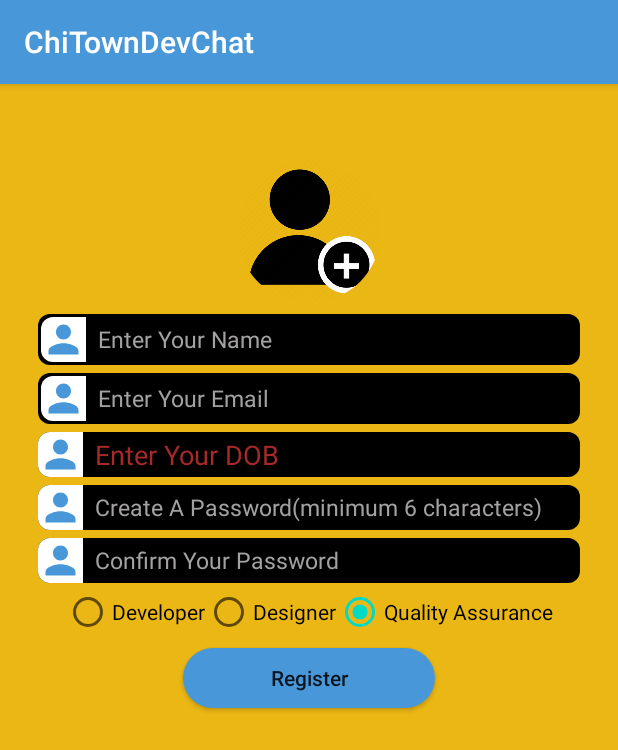
After one commit to wchandler2020/ChiTownDevChat, an Android app: the RegisterPage screen opened directly, with no data from a screen before it, on a phone screen of 412 x 824 dp. The commit adds this screen. Shown: the top 750 px of the screen. Run offline under Robolectric (Android 15) with nearby library versions, the phone set to English and light mode, and no system bars; our stand-ins replace CircleImageView.

Commit message:
created method to upload prfoile image

```diff
--- a/app/build.gradle
+++ b/app/build.gradle
@@ -31,4 +31,5 @@ dependencies {
     testImplementation 'junit:junit:4.12'
     androidTestImplementation 'androidx.test.ext:junit:1.1.1'
     androidTestImplementation 'androidx.test.espresso:espresso-core:3.2.0'
+    implementation 'de.hdodenhof:circleimageview:3.0.0'
 }
--- a/app/src/main/AndroidManifest.xml
+++ b/app/src/main/AndroidManifest.xml
@@ -9,7 +9,8 @@
         android:roundIcon="@mipmap/ic_launcher_round"
         android:supportsRtl="true"
         android:theme="@style/AppTheme">
-        <activity android:name=".Activities.LoginPage"></activity>
+        <activity android:name=".Activities.RegisterPage"></activity>
+        <activity android:name=".Activities.LoginPage" />
         <activity android:name=".MainActivity">
             <intent-filter>
                 <action android:name="android.intent.action.MAIN" />
--- a/app/src/main/java/com/example/chitowndevchat/Activities/LoginPage.java
+++ b/app/src/main/java/com/example/chitowndevchat/Activities/LoginPage.java
@@ -2,9 +2,17 @@ package com.example.chitowndevchat.Activities;
 
 import androidx.appcompat.app.AppCompatActivity;
 
+import android.content.Intent;
 import android.graphics.drawable.AnimationDrawable;
 import android.os.Bundle;
+import android.view.View;
+import android.view.animation.Animation;
+import android.view.animation.AnimationUtils;
+import android.widget.Button;
+import android.widget.EditText;
+import android.widget.ImageView;
 import android.widget.RelativeLayout;
+import android.widget.TextView;
 import android.widget.Toast;
 
 import com.example.chitowndevchat.R;
@@ -12,10 +20,18 @@ import com.example.chitowndevchat.R;
 public class LoginPage extends AppCompatActivity {
 
     //Vars for XML
-    RelativeLayout objectRelativeLayout;
+    private RelativeLayout objectRelativeLayout;
+    private ImageView loginPageLogoIV;
+
+    private EditText loginPageEmailET, loginPagePasswordET;
+    private TextView loginPageTagLineTV;
+
+    private Button loginPageLoginBtn, loginPageGoToRegisterBtn;
 
     // Class Vars
     private AnimationDrawable objectAnimationDrawable;
+    private Animation objectAnimation;
+
 
 
     @Override
@@ -37,6 +53,45 @@ public class LoginPage extends AppCompatActivity {
             objectAnimationDrawable.setExitFadeDuration(4500);
 
             objectAnimationDrawable.start();
+            loginPageLogoIV=findViewById(R.id.loginPage_loginIV);
+
+            loginPageEmailET=findViewById(R.id.loginPage_emailET);
+            loginPagePasswordET=findViewById(R.id.loginPage_passwordET);
+
+            loginPageTagLineTV=findViewById(R.id.loginPage_dontHaveAccountTagLine);
+            loginPageLoginBtn=findViewById(R.id.loginPage_loginBtn);
+
+            loginPageGoToRegisterBtn=findViewById(R.id.loginPage_moveToRegisterPageBtn);
+            objectAnimation= AnimationUtils.loadAnimation(this,R.anim.anim_login_entry);
+
+            loginPageLogoIV.startAnimation(objectAnimation);
+            loginPageEmailET.startAnimation(objectAnimation);
+
+            loginPagePasswordET.startAnimation(objectAnimation);
+            loginPageLoginBtn.startAnimation(objectAnimation);
+
+            loginPageGoToRegisterBtn.startAnimation(objectAnimation);
+            loginPageLoginBtn.startAnimation(objectAnimation);
+
+            loginPageGoToRegisterBtn.setOnClickListener(new View.OnClickListener() {
+                @Override
+                public void onClick(View view) {
+                    moveToRegisterPage();
+                }
+            });
+
+        }
+        catch (Exception e)
+        {
+            Toast.makeText(this, "LoginPage: " + e.getMessage(), Toast.LENGTH_SHORT).show();
+        }
+    }
+
+    private void moveToRegisterPage()
+    {
+        try
+        {
+            startActivity(new Intent(this, RegisterPage.class));
         }
         catch (Exception e)
         {
--- /dev/null
+++ b/app/src/main/java/com/example/chitowndevchat/Activities/RegisterPage.java
@@ -0,0 +1,111 @@
+package com.example.chitowndevchat.Activities;
+
+import androidx.annotation.Nullable;
+import androidx.appcompat.app.AppCompatActivity;
+
+import android.content.Intent;
+import android.net.Uri;
+import android.os.Bundle;
+import android.provider.MediaStore;
+import android.view.View;
+import android.widget.Button;
+import android.widget.EditText;
+import android.widget.RadioGroup;
+import android.widget.TextView;
+import android.widget.Toast;
+
+import com.example.chitowndevchat.R;
+
+import de.hdodenhof.circleimageview.CircleImageView;
+
+public class RegisterPage extends AppCompatActivity {
+    //for XML objects
+
+    private CircleImageView profileIV;
+    private EditText userNameET, userEmailET, userPasswordET, userConfirmPasswordET;
+
+    private Button registerBTN;
+    private RadioGroup objectRadioGroup;
+
+    private TextView dateTV;
+
+    //class vars
+    private Uri profileImageURL;
+    private static int REQUEST_CODE=1;
+
+    @Override
+    protected void onCreate(Bundle savedInstanceState) {
+        super.onCreate(savedInstanceState);
+        setContentView(R.layout.activity_register_page);
+        attachJavaToXMLObjects();
+    }
+
+    private void attachJavaToXMLObjects() {
+        try
+        {
+            profileIV=findViewById(R.id.RegisterPage_userProfileIV);
+            userNameET=findViewById(R.id.RegisterPage_userNameET);
+            userEmailET=findViewById(R.id.RegisterPage_userEmailET);
+
+            userPasswordET=findViewById(R.id.RegisterPage_userPassword);
+            userConfirmPasswordET=findViewById(R.id.RegisterPage_userConfirmPassword);
+            dateTV = findViewById(R.id.RegisterPage_userDOBTV);
+
+            registerBTN=findViewById(R.id.RegisterPage_RegisterBtn);
+            objectRadioGroup=findViewById(R.id.RegisterPage_RadioGroup);
+
+            profileIV.setOnClickListener(new View.OnClickListener() {
+                @Override
+                public void onClick(View view) {
+                    chooseImageFromMobileGallery();
+                }
+            });
+        }
+        catch (Exception e)
+        {
+            Toast.makeText(this, "RegisterPage: " + e.getMessage(), Toast.LENGTH_SHORT).show();
+        }
+    }
+
+    private void chooseImageFromMobileGallery()
+    {
+        try
+        {
+            openMobileGallery();
+        }
+        catch (Exception e)
+        {
+            Toast.makeText(this, "RegisterPage: " + e.getMessage(), Toast.LENGTH_SHORT).show();
+        }
+    }
+
+    private void openMobileGallery()
+    {
+        try
+        {
+            Intent galleryIntent = new Intent(Intent.ACTION_GET_CONTENT);
+            galleryIntent.setDataAndType(MediaStore.Images.Media.EXTERNAL_CONTENT_URI, "image/*");
+
+            startActivityForResult(galleryIntent, REQUEST_CODE);
+        }
+        catch (Exception e)
+        {
+            Toast.makeText(this, "RegisterPage: " + e.getMessage(), Toast.LENGTH_SHORT).show();
+        }
+    }
+
+    @Override
+    protected void onActivityResult(int requestCode, int resultCode, @Nullable Intent data) {
+        super.onActivityResult(requestCode, resultCode, data);
+
+        if(data.getData() != null && data !=null)
+        {
+            profileImageURL=data.getData();
+            profileIV.setImageURI(profileImageURL);
+        }
+        else
+        {
+          Toast.makeText(this, "No image is selected", Toast.LENGTH_SHORT).show();
+        }
+    }
+}
--- /dev/null
+++ b/app/src/main/res/layout/activity_register_page.xml
@@ -0,0 +1,158 @@
+<?xml version="1.0" encoding="utf-8"?>
+<RelativeLayout xmlns:android="http://schemas.android.com/apk/res/android"
+    xmlns:app="http://schemas.android.com/apk/res-auto"
+    xmlns:tools="http://schemas.android.com/tools"
+    android:layout_width="match_parent"
+    android:layout_height="match_parent"
+    android:id="@+id/RegisterPage_RL"
+    android:background="@color/registerPageBg"
+    tools:context=".Activities.RegisterPage">
+
+    <de.hdodenhof.circleimageview.CircleImageView
+        android:layout_width="100dp"
+        android:layout_height="100dp"
+        android:id="@+id/RegisterPage_userProfileIV"
+        android:layout_centerInParent="true"
+        android:layout_alignParentTop="true"
+        android:layout_marginTop="48dp"
+        android:padding="2dp"
+        android:src="@drawable/userdefault"
+        android:scaleType="centerCrop"
+        />
+
+    <EditText
+        android:layout_width="match_parent"
+        android:layout_height="wrap_content"
+        android:id="@+id/RegisterPage_userNameET"
+        android:layout_below="@id/RegisterPage_userProfileIV"
+        android:background="@drawable/login_et_bg"
+        android:drawableLeft="@drawable/login_et_left_drawable"
+        android:drawablePadding="8dp"
+        android:gravity="center|left"
+        android:textSize="15sp"
+        android:layout_marginTop="5dp"
+        android:hint="@string/user_name"
+        android:textColorHint="@color/lightGrayColor"
+        android:padding="2dp"
+        android:layout_marginRight="25dp"
+        android:layout_marginLeft="25dp"
+        android:maxLength="40"
+
+    />
+    <EditText
+        android:layout_width="match_parent"
+        android:layout_height="wrap_content"
+        android:id="@+id/RegisterPage_userEmailET"
+        android:layout_below="@id/RegisterPage_userNameET"
+        android:background="@drawable/login_et_bg"
+        android:drawableLeft="@drawable/login_et_left_drawable"
+        android:drawablePadding="8dp"
+        android:gravity="center|left"
+        android:textSize="15sp"
+        android:layout_marginTop="5dp"
+        android:hint="@string/email_et_hint"
+        android:textColorHint="@color/lightGrayColor"
+        android:padding="2dp"
+        android:layout_marginRight="25dp"
+        android:layout_marginLeft="25dp"
+        android:maxLength="40"
+
+    />
+
+    <EditText
+        android:layout_width="match_parent"
+        android:layout_height="30dp"
+        android:id="@+id/RegisterPage_userDOBTV"
+        android:hint="@string/user_dob"
+        android:layout_below="@id/RegisterPage_userEmailET"
+        android:background="@drawable/login_et_bg"
+        android:layout_marginLeft="25dp"
+        android:layout_marginRight="25dp"
+        android:layout_marginTop="5dp"
+        android:drawableLeft="@drawable/login_et_left_drawable"
+        android:gravity="center|left"
+        android:text="@string/user_dob"
+        android:drawablePadding="8dp"
+        android:textColor="@color/highlightColor"
+        />
+    <EditText
+        android:layout_width="match_parent"
+        android:layout_height="wrap_content"
+        android:id="@+id/RegisterPage_userPassword"
+        android:layout_below="@+id/RegisterPage_userDOBTV"
+        android:background="@drawable/login_et_bg"
+        android:hint="@string/enter_password"
+        android:textColorHint="@color/lightGrayColor"
+        android:layout_marginLeft="25dp"
+        android:layout_marginRight="25dp"
+        android:textSize="15dp"
+        android:inputType="textPassword"
+        android:layout_marginTop="5dp"
+        android:drawablePadding="8dp"
+        android:drawableLeft="@drawable/login_et_left_drawable"
+
+        />    <EditText
+        android:layout_width="match_parent"
+        android:layout_height="wrap_content"
+        android:id="@+id/RegisterPage_userConfirmPassword"
+        android:layout_below="@+id/RegisterPage_userPassword"
+        android:background="@drawable/login_et_bg"
+        android:hint="@string/re_enter_password"
+        android:textColorHint="@color/lightGrayColor"
+        android:layout_marginLeft="25dp"
+        android:layout_marginRight="25dp"
+        android:textSize="15dp"
+        android:inputType="textPassword"
+        android:layout_marginTop="5dp"
+        android:drawablePadding="8dp"
+        android:drawableLeft="@drawable/login_et_left_drawable"
+        />
+
+    <RadioGroup
+        android:layout_width="wrap_content"
+        android:layout_height="wrap_content"
+        android:id="@+id/RegisterPage_RadioGroup"
+        android:orientation="horizontal"
+        android:layout_below="@+id/RegisterPage_userConfirmPassword"
+        android:layout_marginTop="3dp"
+        android:layout_centerInParent="true"
+        >
+        <RadioButton
+            android:layout_width="wrap_content"
+            android:layout_height="wrap_content"
+            android:id="@+id/developerRadio"
+            android:text="@string/developer_radio"
+            android:checked="true"
+            />
+
+        <RadioButton
+            android:layout_width="wrap_content"
+            android:layout_height="wrap_content"
+            android:id="@+id/designerRadio"
+            android:text="@string/designer_radio"
+
+            />
+
+        <RadioButton
+            android:layout_width="wrap_content"
+            android:layout_height="wrap_content"
+            android:id="@+id/testerRadio"
+            android:text="@string/tester_radio"
+            android:checked="true"
+            />
+
+    </RadioGroup>
+
+    <Button
+        android:layout_width="168dp"
+        android:layout_height="40dp"
+        android:id="@+id/RegisterPage_RegisterBtn"
+        android:layout_below="@id/RegisterPage_RadioGroup"
+        android:layout_centerInParent="true"
+        android:background="@drawable/round_btn_bg"
+        android:text="@string/move_to_register_btn"
+        android:textAllCaps="false"
+        android:layout_marginTop="8dp"
+        />
+
+</RelativeLayout>
--- a/app/src/main/res/values/colors.xml
+++ b/app/src/main/res/values/colors.xml
@@ -5,4 +5,7 @@
     <color name="colorAccent">#03DAC5</color>
     <color name="colorBlack">#000000</color>
     <color name="colorWhite">#ffffff</color>
+    <color name="registerPageBg">#EBB714</color>
+    <color name="lightGrayColor">#A3A1A1</color>
+    <color name="highlightColor">#A72929</color>
 </resources>
--- a/app/src/main/res/values/strings.xml
+++ b/app/src/main/res/values/strings.xml
@@ -7,6 +7,15 @@
     <string name="login_string">Login</string>
     <string name="no_account_tag_line">No Account? Please Register below.</string>
     <string name="move_to_register_btn">Register</string>
+    <string name="user_name">Enter Your Name</string>
+    <string name="user_dob">Enter Your DOB</string>
+    <string name="enter_password">Create A Password(minimum 6 characters)</string>
+    <string name="re_enter_password">Confirm Your Password</string>
+    <string name="developer_radio">Developer</string>
+    <string name="designer_radio">Designer</string>
+    <string name="tester_radio">Quality Assurance</string>
+
+
 
 
 </resources>
```
Also changed, not shown: app/src/main/res/anim/anim_login_entry.xml (added, +12 -0 lines), app/src/main/res/drawable/userdefault.png (added).
